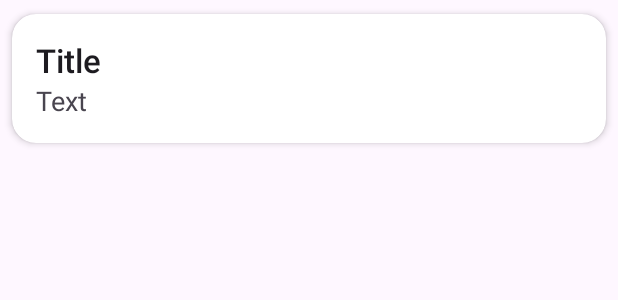
After one commit to fresh-ops/E-Note, an Android app: the layout notes_items_list.xml on its own in the app's theme, with its tools: preview values and no code run, on a phone screen of 412 x 824 dp. The commit adds this screen. Shown: the top 300 px of the screen. Run offline under Robolectric (Android 15) with nearby library versions, the phone set to English and light mode, and no system bars.

Commit message:
Implemented display of notes in NotesFragment Added Note model and adapter for it

```diff
--- a/app/build.gradle
+++ b/app/build.gradle
@@ -25,6 +25,10 @@ android {
     compileOptions {
         sourceCompatibility JavaVersion.VERSION_1_8
         targetCompatibility JavaVersion.VERSION_1_8
+    }
+
+    buildFeatures {
+        viewBinding true
     }
 }
 
--- /dev/null
+++ b/app/src/main/res/layout/notes_items_list.xml
@@ -0,0 +1,44 @@
+<?xml version="1.0" encoding="utf-8"?>
+<LinearLayout
+    xmlns:android="http://schemas.android.com/apk/res/android"
+    xmlns:tools="http://schemas.android.com/tools"
+    xmlns:app="http://schemas.android.com/apk/res-auto"
+    android:id="@+id/llMain"
+    android:layout_width="match_parent"
+    android:layout_height="wrap_content"
+    android:gravity="center_vertical"
+    android:orientation="horizontal">
+
+    <androidx.cardview.widget.CardView
+        android:layout_width="match_parent"
+        android:layout_height="wrap_content"
+        android:foreground="?attr/selectableItemBackground"
+        app:cardCornerRadius="16dp"
+        app:cardElevation="3dp"
+        app:cardUseCompatPadding="true">
+
+        <LinearLayout
+            android:layout_width="match_parent"
+            android:layout_height="wrap_content"
+            android:padding="16dp"
+            android:orientation="vertical">
+
+            <TextView
+                android:id="@+id/note_title"
+                android:layout_width="match_parent"
+                android:layout_height="wrap_content"
+                android:textAppearance="@style/TextAppearance.Large.Header3"
+                tools:text="Title" />
+
+            <TextView
+                android:id="@+id/note_text"
+                android:layout_width="match_parent"
+                android:layout_height="wrap_content"
+                android:textAppearance="@style/TextAppearance.Medium.PlainText"
+                tools:text="Text" />
+
+        </LinearLayout>
+
+    </androidx.cardview.widget.CardView>
+
+</LinearLayout>
--- /dev/null
+++ b/app/src/main/res/values/style.xml
@@ -0,0 +1,24 @@
+<?xml version="1.0" encoding="utf-8"?>
+<resources>
+    <style name="TextAppearance.Large" parent="TextAppearance.AppCompat.Large">
+        <item name="fontFamily">"sans-serif-medium"</item>
+    </style>
+
+    <style name="TextAppearance.Large.Header1" parent="TextAppearance.Large">
+        <item name="android:textSize">30sp</item>
+    </style>
+    <style name="TextAppearance.Large.Header2" parent="TextAppearance.Large">
+        <item name="android:textSize">26sp</item>
+    </style>
+    <style name="TextAppearance.Large.Header3" parent="TextAppearance.Large">
+        <item name="android:textSize">22sp</item>
+    </style>
+
+    <style name="TextAppearance.Medium" parent="TextAppearance.AppCompat.Medium">
+        <item name="fontFamily">"sans-serif"</item>
+    </style>
+
+    <style name="TextAppearance.Medium.PlainText" parent="TextAppearance.Medium">
+        <item name="android:textSize">18sp</item>
+    </style>
+</resources>
```
Also changed, not shown: app/src/main/java/com/fresh/e_note/fragments/notes_fragment/NotesFragment.java (+17 -46 lines), app/src/main/java/com/fresh/e_note/models/Note.java (added, +90 -0 lines), app/src/main/java/com/fresh/e_note/viewmodels/NotesAdapter.java (added, +66 -0 lines), app/src/main/res/layout/fragment_notes.xml (+14 -6 lines).
